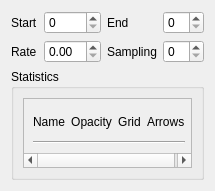
IENT/YUView, file ui/statisticHandler.ui: the form before one commit.
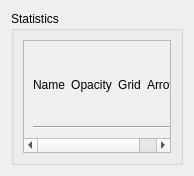
The form after the commit.

What changed in the file:
```diff
--- a/ui/statisticHandler.ui
+++ b/ui/statisticHandler.ui
@@ -6,7 +6,7 @@
    <rect>
     <x>0</x>
     <y>0</y>
-    <width>178</width>
+    <width>194</width>
     <height>176</height>
    </rect>
   </property>
@@ -14,50 +14,6 @@
    <string>Form</string>
   </property>
   <layout class="QVBoxLayout" name="verticalLayout">
-   <item>
-    <layout class="QGridLayout" name="gridLayout_2" columnstretch="0,0,0,0">
-     <item row="0" column="3">
-      <widget class="QSpinBox" name="endSpinBox"/>
-     </item>
-     <item row="1" column="3">
-      <widget class="QSpinBox" name="samplingSpinBox"/>
-     </item>
-     <item row="0" column="0">
-      <widget class="QLabel" name="label_6">
-       <property name="text">
-        <string>Start</string>
-       </property>
-      </widget>
-     </item>
-     <item row="0" column="2">
-      <widget class="QLabel" name="label_7">
-       <property name="text">
-        <string>End</string>
-       </property>
-      </widget>
-     </item>
-     <item row="1" column="0">
-      <widget class="QLabel" name="label_8">
-       <property name="text">
-        <string>Rate</string>
-       </property>
-      </widget>
-     </item>
-     <item row="1" column="2">
-      <widget class="QLabel" name="label_9">
-       <property name="text">
-        <string>Sampling</string>
-       </property>
-      </widget>
-     </item>
-     <item row="0" column="1">
-      <widget class="QSpinBox" name="startSpinBox"/>
-     </item>
-     <item row="1" column="1">
-      <widget class="QDoubleSpinBox" name="rateSpinBox"/>
-     </item>
-    </layout>
-   </item>
    <item>
     <widget class="QGroupBox" name="groupBox">
      <property name="title">
@@ -74,8 +30,8 @@
           <rect>
            <x>0</x>
            <y>0</y>
-           <width>153</width>
-           <height>52</height>
+           <width>154</width>
+           <height>123</height>
           </rect>
          </property>
          <layout class="QGridLayout" name="gridLayout">
```
